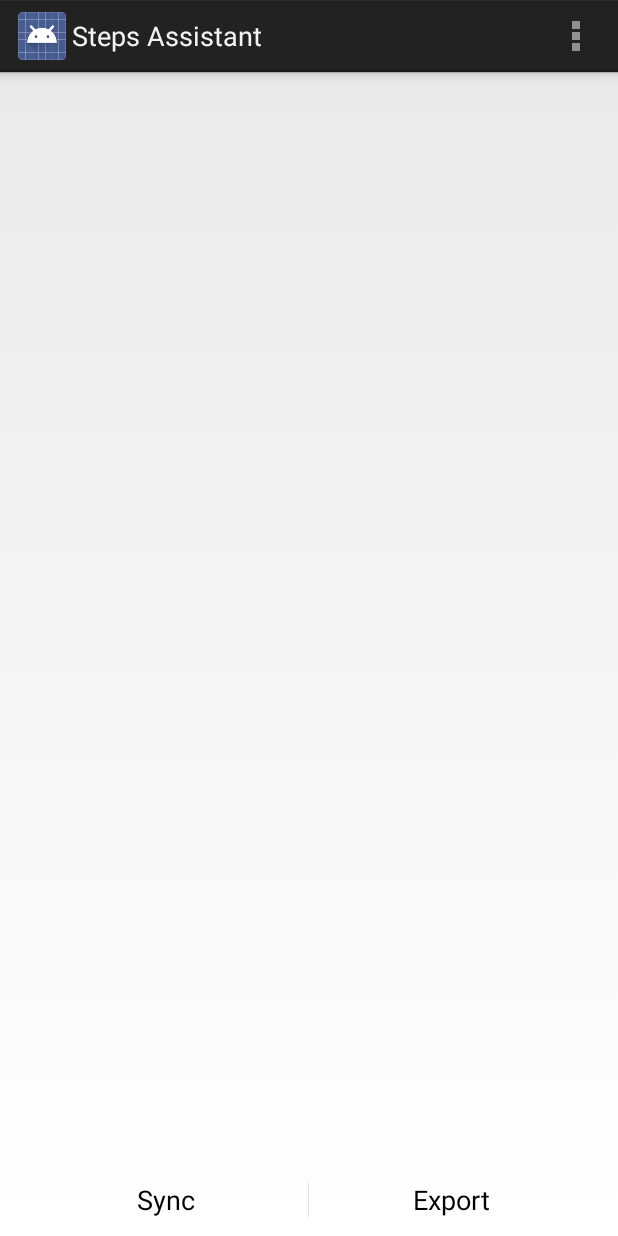
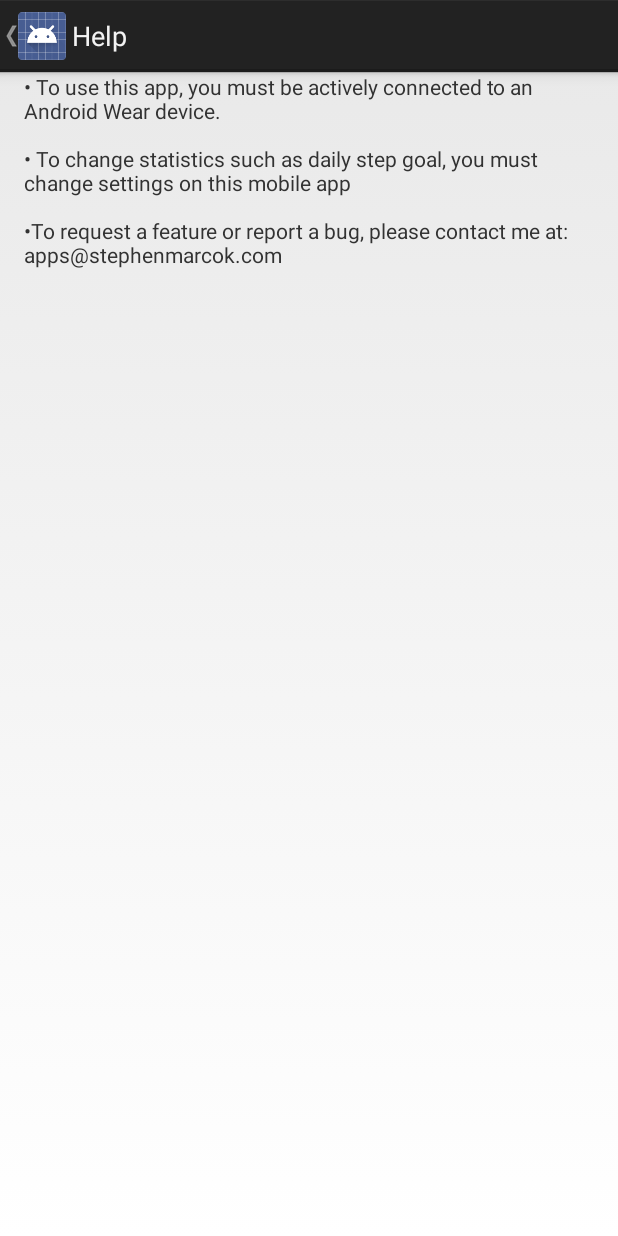
Before and after one commit to marcokstephen/StepsAssistant, an Android app: the screen it shows after launch (MyActivity before the commit, HelpActivity after it), in the options menu, after a tap on "Help", on a phone screen of 412 x 824 dp. Run offline under Robolectric (Android 15) with nearby library versions, the phone set to English and light mode, and no system bars; 3 statements that could not run were skipped.

Commit message:
Minor bugfixes

```diff
--- /dev/null
+++ b/mobile/src/main/java/com/sm/stepsassistant/HelpActivity.java
@@ -0,0 +1,25 @@
+package com.sm.stepsassistant;
+
+import android.app.Activity;
+import android.os.Bundle;
+import android.text.Html;
+import android.view.Menu;
+import android.view.MenuItem;
+import android.widget.TextView;
+
+import com.sm.stepsassistant.R;
+
+public class HelpActivity extends Activity {
+
+    @Override
+    protected void onCreate(Bundle savedInstanceState) {
+        super.onCreate(savedInstanceState);
+        setContentView(R.layout.activity_help);
+        TextView helpTextView = (TextView) findViewById(R.id.helpTextView);
+
+        String htmlString = "&#8226; To use this app, you must be actively connected to an Android Wear device.<p>" +
+                " &#8226; To change statistics such as daily step goal, you must change settings on this mobile app<p> " +
+                "&#8226;To request a feature or report a bug, please contact me at: apps@stephenmarcok.com";
+        helpTextView.setText(Html.fromHtml(htmlString));
+    }
+}
--- a/mobile/src/main/java/com/sm/stepsassistant/MyActivity.java
+++ b/mobile/src/main/java/com/sm/stepsassistant/MyActivity.java
@@ -17,8 +17,10 @@ import android.text.format.Time;
 import android.util.Log;
 import android.view.Menu;
 import android.view.MenuItem;
+import android.view.TextureView;
 import android.view.View;
 import android.widget.ListView;
+import android.widget.TextView;
 import android.widget.Toast;
 
 import com.google.android.gms.common.ConnectionResult;
@@ -89,7 +91,12 @@ public class MyActivity extends Activity {
                 e.printStackTrace();
             }
         }
-
+        TextView messageTextView = (TextView)findViewById(R.id.messageTextView);
+        if (!(dayList.size() == 0)){
+            messageTextView.setVisibility(View.GONE);
+        } else {
+            messageTextView.setVisibility(View.VISIBLE);
+        }
         updateListView();
     }
 
@@ -266,6 +273,8 @@ public class MyActivity extends Activity {
             startActivity(intent);
         } else if (id == R.id.action_help) {
             Log.d("OUTPUT","Help pressed");
+            Intent intent = new Intent(this, HelpActivity.class);
+            startActivity(intent);
         }
         return super.onOptionsItemSelected(item);
     }
--- /dev/null
+++ b/mobile/src/main/res/layout/activity_help.xml
@@ -0,0 +1,17 @@
+<RelativeLayout xmlns:android="http://schemas.android.com/apk/res/android"
+    xmlns:tools="http://schemas.android.com/tools"
+    android:layout_width="match_parent"
+    android:layout_height="match_parent"
+    android:paddingLeft="@dimen/activity_horizontal_margin"
+    android:paddingRight="@dimen/activity_horizontal_margin"
+    android:paddingTop="@dimen/activity_vertical_margin"
+    android:paddingBottom="@dimen/activity_vertical_margin"
+    tools:context="com.sm.stepsassistant.HelpActivity">
+
+    <TextView
+        android:text="@string/help_string"
+        android:id="@+id/helpTextView"
+        android:layout_width="wrap_content"
+        android:layout_height="wrap_content" />
+
+</RelativeLayout>
--- a/mobile/src/main/res/values/strings.xml
+++ b/mobile/src/main/res/values/strings.xml
@@ -9,5 +9,8 @@
     <string name="clear_history_setting">Clear All History</string>
     <string name="help">Help</string>
     <string name="title_activity_preference">Settings</string>
+    <string name="inform_message">You don\'t have any logs added yet!\n\n You will be able to synchronize after the step counter has been running for a day.</string>
+    <string name="title_activity_help">Help</string>
+    <string name="help_string">Loading...</string>
 
 </resources>
--- a/mobile/src/main/res/values/styles.xml
+++ b/mobile/src/main/res/values/styles.xml
@@ -4,5 +4,4 @@
     <style name="AppTheme" parent="android:Theme.Holo.Light.DarkActionBar">
         <!-- Customize your theme here. -->
     </style>
-
 </resources>
--- a/wear/src/main/java/com/sm/stepsassistant/ResetReceiver.java
+++ b/wear/src/main/java/com/sm/stepsassistant/ResetReceiver.java
@@ -32,7 +32,7 @@ public class ResetReceiver extends BroadcastReceiver {
         SharedPreferences.Editor editor = prefs.edit();
         int counterSinceRestart = prefs.getInt(StartListenerService.COUNTER_SINCE_RESTART, 0);
         int counter = StartListenerService.calculateSteps(context);
-        int msWalked = prefs.getInt(StartListenerService.TIME_WALKED, 0);
+        int msWalked = prefs.getInt(StartListenerService.TIME_WALKED, 0)/1000;
 
         editor.putInt(StartListenerService.DAILY_COUNTER,(0-counterSinceRestart));
         editor.putInt(StartListenerService.TIME_WALKED,0);
--- a/wear/src/main/res/layout/activity_my_wear.xml
+++ b/wear/src/main/res/layout/activity_my_wear.xml
@@ -11,7 +11,7 @@
         android:layout_height="match_parent"
         />
 
-    <LinearLayout
+    <!--<LinearLayout
         android:layout_alignParentBottom="true"
         android:layout_centerHorizontal="true"
         android:layout_marginBottom="10dp"
@@ -28,6 +28,6 @@
             android:src="@drawable/empty_10"
             android:layout_width="wrap_content"
             android:layout_height="wrap_content" />
-    </LinearLayout>
+    </LinearLayout>-->
 
 </RelativeLayout>
```
Also changed, not shown: mobile/src/main/AndroidManifest.xml (+8 -0 lines), mobile/src/main/res/layout/activity_my.xml (+9 -0 lines), mobile/src/main/res/menu/help.xml (added, +8 -0 lines), wear/src/main/java/com/sm/stepsassistant/MyWearActivity.java (+4 -4 lines), wear/src/main/java/com/sm/stepsassistant/StartListenerService.java (+8 -4 lines).
